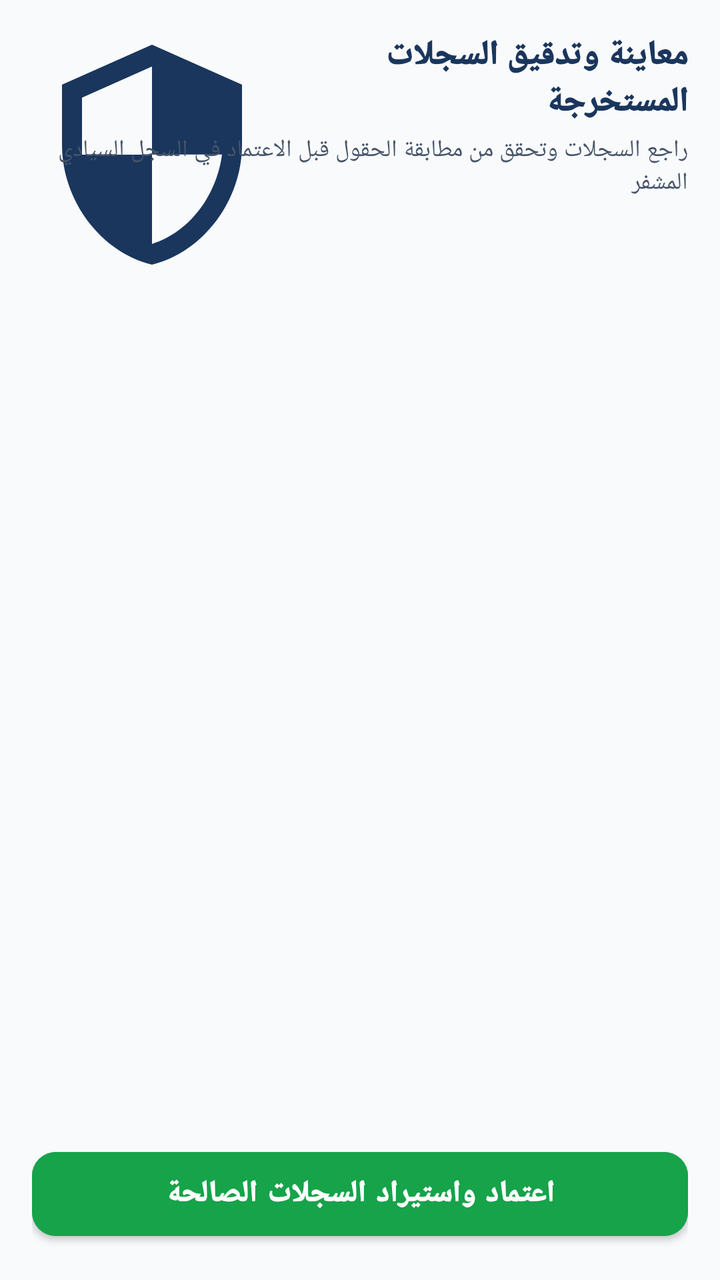
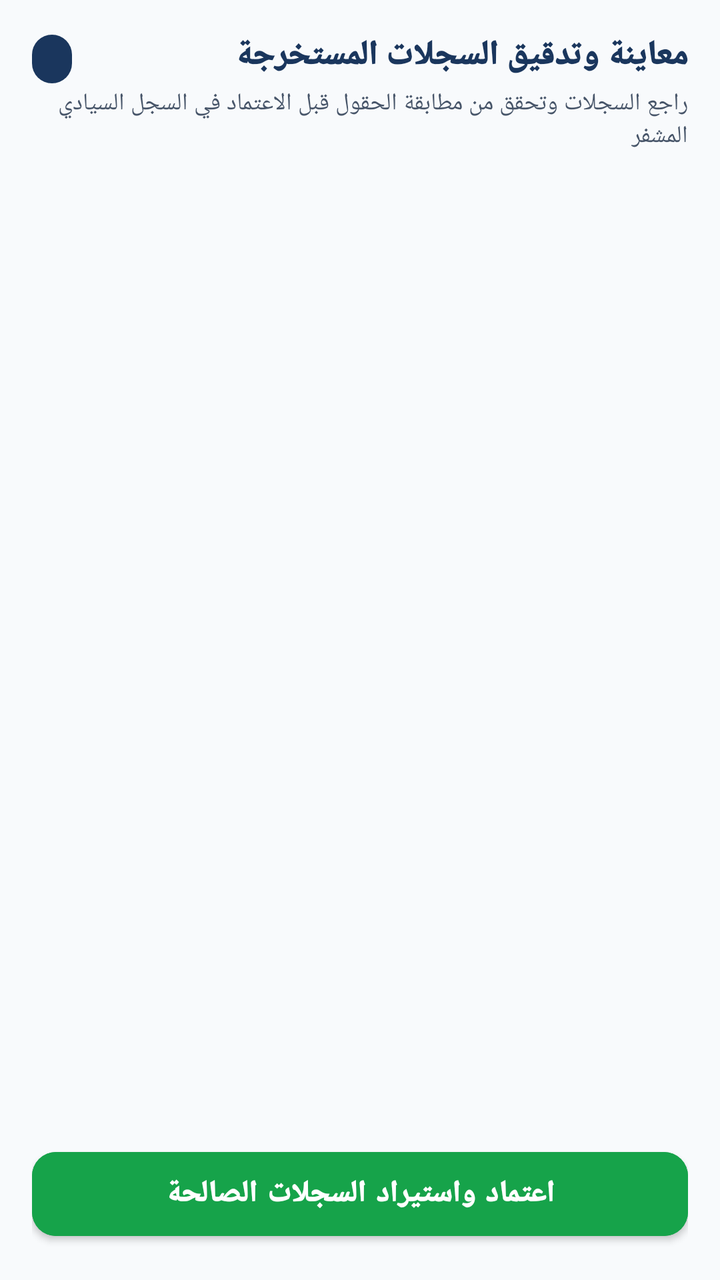

Screens rendered from an Android XML layout before and after an edit, with the pre-edit source and the edit as a unified diff.
<!-- AndroidManifest.xml: application theme Theme.PortsSecurity -->
<!-- res/layout/activity_import_preview.xml -->
<?xml version="1.0" encoding="utf-8"?>
<androidx.constraintlayout.widget.ConstraintLayout xmlns:android="http://schemas.android.com/apk/res/android"
    xmlns:app="http://schemas.android.com/apk/res-auto"
    android:layout_width="match_parent"
    android:layout_height="match_parent"
    android:background="@color/background_slate"
    android:layoutDirection="rtl"
    android:padding="16dp">

    
    <TextView
        android:id="@+id/tvPreviewTitle"
        android:layout_width="0dp"
        android:layout_height="wrap_content"
        android:fontFamily="sans-serif-black"
        android:text="معاينة وتدقيق السجلات المستخرجة"
        android:textColor="@color/primary_navy"
        android:textSize="17sp"
        app:layout_constraintEnd_toStartOf="@+id/tvCountBadge"
        app:layout_constraintStart_toStartOf="parent"
        app:layout_constraintTop_toTopOf="parent" />

    <TextView
        android:id="@+id/tvCountBadge"
        android:layout_width="wrap_content"
        android:layout_height="wrap_content"
        android:background="@drawable/ic_yemen_eagle"
        android:backgroundTint="@color/primary_navy"
        android:paddingHorizontal="10dp"
        android:paddingVertical="4dp"
        android:textColor="@color/surface_white"
        android:textSize="12sp"
        app:layout_constraintBaseline_toBaselineOf="@+id/tvPreviewTitle"
        app:layout_constraintEnd_toEndOf="parent" />

    <TextView
        android:id="@+id/tvPreviewSubtitle"
        android:layout_width="match_parent"
        android:layout_height="wrap_content"
        android:layout_marginTop="4dp"
        android:text="راجع السجلات وتحقق من مطابقة الحقول قبل الاعتماد في السجل السيادي المشفر"
        android:textColor="@color/text_secondary"
        android:textSize="12sp"
        app:layout_constraintTop_toBottomOf="@+id/tvPreviewTitle" />

    
    <androidx.recyclerview.widget.RecyclerView
        android:id="@+id/rvPreviewRecords"
        android:layout_width="match_parent"
        android:layout_height="0dp"
        android:layout_marginTop="12dp"
        android:layout_marginBottom="12dp"
        app:layout_constraintBottom_toTopOf="@+id/btnCommitImport"
        app:layout_constraintTop_toBottomOf="@+id/tvPreviewSubtitle" />

    
    <com.google.android.material.button.MaterialButton
        android:id="@+id/btnCommitImport"
        android:layout_width="match_parent"
        android:layout_height="54dp"
        android:backgroundTint="@color/status_success"
        android:fontFamily="sans-serif-black"
        android:text="اعتماد واستيراد السجلات الصالحة"
        android:textColor="@color/surface_white"
        android:textSize="15sp"
        app:cornerRadius="12dp"
        app:layout_constraintBottom_toBottomOf="parent" />

</androidx.constraintlayout.widget.ConstraintLayout>
<!-- resources referenced by this layout -->
<resources>
  <color name="background_slate">#F8FAFC</color>
  <color name="primary_navy">#1A365D</color>
  <color name="status_success">#16A34A</color>
  <color name="surface_white">#FFFFFF</color>
  <color name="text_secondary">#475569</color>
  <!-- drawable ic_yemen_eagle (drawable) -->
  <vector xmlns:android="http://schemas.android.com/apk/res/android"
      android:width="120dp"
      android:height="120dp"
      android:viewportWidth="24"
      android:viewportHeight="24">
    <path
        android:fillColor="@color/secondary_gold"
        android:pathData="M12,1L3,5v6c0,5.55 3.84,10.74 9,12 5.16,-1.26 9,-6.45 9,-12V5l-9,-4zm0,10.99h7c-0.53,4.12 -3.28,7.79 -7,8.94V12H5V6.3l7,-3.11v8.8z"/>
  </vector>
  <style name="Theme.PortsSecurity" parent="Theme.MaterialComponents.DayNight.NoActionBar">
          
          <item name="colorPrimary">@color/primary_navy</item>
          <item name="colorPrimaryVariant">@color/primary_navy_dark</item>
          <item name="colorOnPrimary">@color/surface_white</item>
  
          <item name="colorSecondary">@color/secondary_gold</item>
          <item name="colorSecondaryVariant">@color/secondary_gold_dark</item>
          <item name="colorOnSecondary">@color/primary_navy_dark</item>
  
          
          <item name="android:colorBackground">@color/background_slate</item>
          <item name="colorSurface">@color/surface_white</item>
          <item name="colorOnSurface">@color/text_primary</item>
  
          
          <item name="android:statusBarColor">@color/primary_navy_dark</item>
          <item name="android:navigationBarColor">@color/primary_navy_dark</item>
          <item name="android:windowLightStatusBar">false</item>
  
          
          <item name="android:layoutDirection">rtl</item>
      </style>
  <color name="secondary_gold">#D4AF37</color>
  <color name="primary_navy_dark">#0F2038</color>
  <color name="secondary_gold_dark">#AA8C2C</color>
  <color name="text_primary">#0F172A</color>
</resources>

<!-- the commit's change to res/layout/activity_import_preview.xml (unified diff, before → after) -->
@@ -24,8 +24,7 @@
         android:id="@+id/tvCountBadge"
         android:layout_width="wrap_content"
         android:layout_height="wrap_content"
-        android:background="@drawable/ic_yemen_eagle"
-        android:backgroundTint="@color/primary_navy"
+        android:background="@drawable/bg_badge"
         android:paddingHorizontal="10dp"
         android:paddingVertical="4dp"
         android:textColor="@color/surface_white"
<!-- resource entries referenced after the edit -->
@@ -5,16 +5,13 @@
   <color name="status_success">#16A34A</color>
   <color name="surface_white">#FFFFFF</color>
   <color name="text_secondary">#475569</color>
-  <!-- drawable ic_yemen_eagle (drawable) -->
-  <vector xmlns:android="http://schemas.android.com/apk/res/android"
-      android:width="120dp"
-      android:height="120dp"
-      android:viewportWidth="24"
-      android:viewportHeight="24">
-    <path
-        android:fillColor="@color/secondary_gold"
-        android:pathData="M12,1L3,5v6c0,5.55 3.84,10.74 9,12 5.16,-1.26 9,-6.45 9,-12V5l-9,-4zm0,10.99h7c-0.53,4.12 -3.28,7.79 -7,8.94V12H5V6.3l7,-3.11v8.8z"/>
-  </vector>
+  <!-- drawable bg_badge (drawable) -->
+  <?xml version="1.0" encoding="utf-8"?>
+  <shape xmlns:android="http://schemas.android.com/apk/res/android"
+      android:shape="rectangle">
+      <corners android:radius="12dp" />
+      <solid android:color="@color/primary_navy" />
+  </shape>
   <style name="Theme.PortsSecurity" parent="Theme.MaterialComponents.DayNight.NoActionBar">
           
           <item name="colorPrimary">@color/primary_navy</item>
